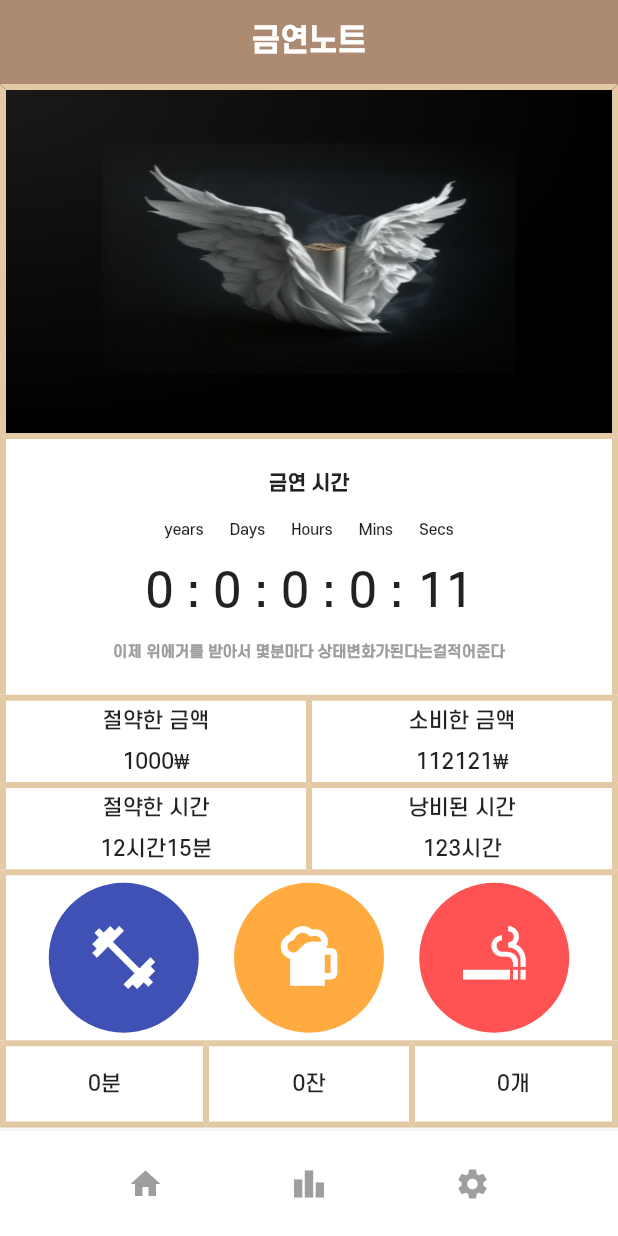
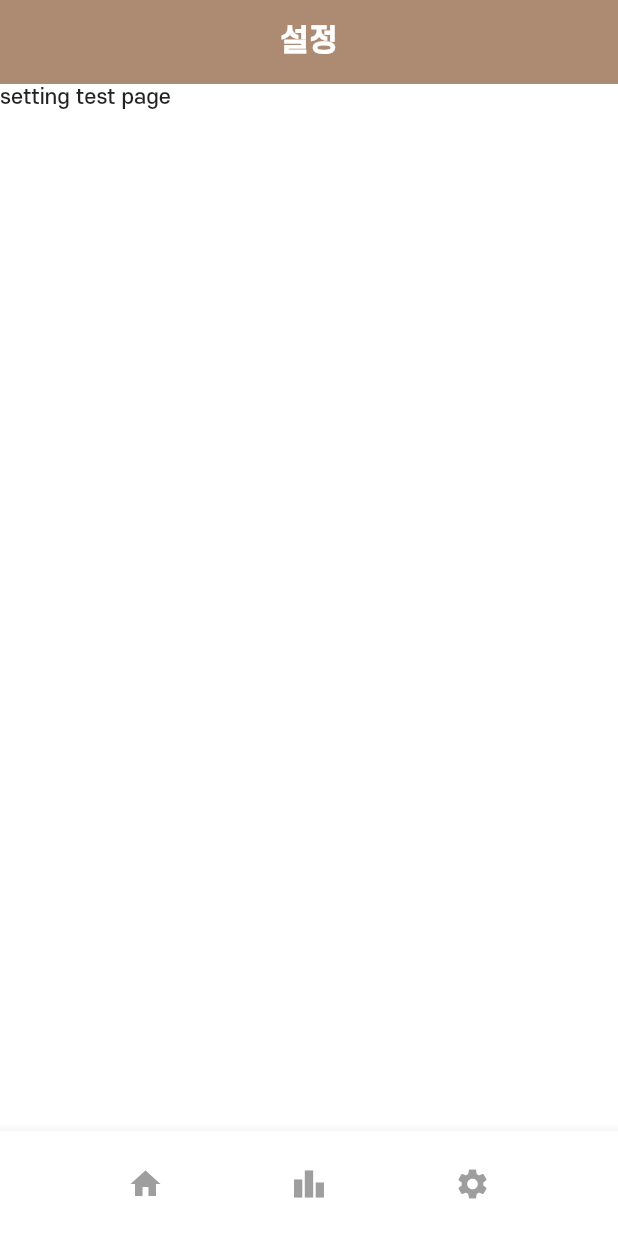
Before and after one commit to JIK-K/SmokingNote, a Flutter app: the screen it shows after launch, after a tap on the "home" icon, after a tap on the "leaderboard" icon, after a tap on the "settings" icon, on a phone screen of 412 x 824 dp. Run offline on Flutter 3.47's test engine with Material 2 defaults, Android fonts, the light colour scheme and no system bars; our stand-ins replace shared_preferences.

Commit message:
Statistics Page + Setting Page add, Move Screen method add

```diff
--- /dev/null
+++ b/project/lib/SettingPage.dart
@@ -0,0 +1,28 @@
+import 'package:flutter/material.dart';
+
+import 'main.dart';
+
+class SettingPage extends StatelessWidget {
+  @override
+  Widget build(BuildContext context) {
+    return Scaffold(
+      appBar: AppBar(
+        centerTitle: true,
+        elevation: 0.0,
+        automaticallyImplyLeading: false,
+        title: Text(
+          '설정',
+          style: TextStyle(
+              color: Colors.white, fontSize: 20, fontWeight: FontWeight.bold),
+        ),
+        backgroundColor: Color(0xffAD8B73),
+      ),
+      body: Text("setting test page"),
+      bottomNavigationBar: BottomAppBar(
+          child: SizedBox(
+        height: 70,
+        child: IconButtonList(),
+      )),
+    );
+  }
+}
--- /dev/null
+++ b/project/lib/StatisticsPage.dart
@@ -0,0 +1,28 @@
+import 'package:flutter/material.dart';
+
+import 'main.dart';
+
+class Statistics extends StatelessWidget {
+  @override
+  Widget build(BuildContext context) {
+    return Scaffold(
+      appBar: AppBar(
+        centerTitle: true,
+        elevation: 0.0,
+        automaticallyImplyLeading: false,
+        title: Text(
+          '통계',
+          style: TextStyle(
+              color: Colors.white, fontSize: 20, fontWeight: FontWeight.bold),
+        ),
+        backgroundColor: Color(0xffAD8B73),
+      ),
+      body: Text("Statistics test page"),
+      bottomNavigationBar: BottomAppBar(
+          child: SizedBox(
+        height: 70,
+        child: IconButtonList(),
+      )),
+    );
+  }
+}
--- a/project/lib/main.dart
+++ b/project/lib/main.dart
@@ -6,6 +6,8 @@ import 'package:shared_preferences/shared_preferences.dart';
 import 'ClockTimer.dart';
 import 'Date.dart';
 import 'Patience.dart';
+import 'SettingPage.dart';
+import 'StatisticsPage.dart';
 
 void main() {
   runApp(const MainPage());
@@ -13,6 +15,7 @@ void main() {
 
 class MainPage extends StatefulWidget {
   const MainPage({Key? key}) : super(key: key);
+
   @override
   State<StatefulWidget> createState() => _MainPageState();
 }
@@ -21,6 +24,7 @@ class _MainPageState extends State<MainPage> {
   var patience = Patience();
   var clock = Clock();
   var date = Date();
+
   Timer? _timer;
   Timer? _timer2;
 
@@ -114,7 +118,7 @@ class _MainPageState extends State<MainPage> {
                             style: TextStyle(fontSize: 30),
                           ),
                           Text(
-                            '이제 위에거를 받아서 몇분마다 상태변화가된다는걸적어준다',
+                            '박준형 금식한 기간',
                             style: TextStyle(
                                 fontSize: 10,
                                 fontWeight: FontWeight.w800,
@@ -552,7 +556,24 @@ class _MainPageState extends State<MainPage> {
 //Widget
 //===========================================================================//
 class IconButtonList extends StatelessWidget {
-  const IconButtonList({Key? key}) : super(key: key);
+  // const IconButtonList({Key? key}) : super(key: key);
+  bool? flagMain;
+  bool? flagStatistics;
+  bool? flagSetting;
+
+  IconButtonList._privateConstructor();
+
+  static final IconButtonList _instance = IconButtonList._internal();
+
+  factory IconButtonList() {
+    return _instance;
+  }
+
+  IconButtonList._internal() {
+    flagMain = false;
+    flagStatistics = true;
+    flagSetting = true;
+  }
 
   @override
   Widget build(BuildContext context) {
@@ -564,7 +585,12 @@ class IconButtonList extends StatelessWidget {
           padding: EdgeInsets.zero,
           constraints: BoxConstraints(),
           onPressed: () {
-            build(context);
+            if (_instance.flagMain == true) {
+              _instance.flagMain = false;
+              _instance.flagStatistics = true;
+              _instance.flagSetting = true;
+              Navigator.pop(context);
+            }
           },
         ),
         IconButton(
@@ -572,7 +598,21 @@ class IconButtonList extends StatelessWidget {
           padding: EdgeInsets.zero,
           constraints: BoxConstraints(),
           onPressed: () {
-            build(context);
+            if (_instance.flagStatistics == true &&
+                _instance.flagSetting == false) {
+              _instance.flagStatistics = false;
+              _instance.flagMain = true;
+              _instance.flagSetting = true;
+              Navigator.pop(context);
+              Navigator.push(
+                  context, MaterialPageRoute(builder: (_) => Statistics()));
+            } else if (_instance.flagStatistics == true) {
+              _instance.flagStatistics = false;
+              _instance.flagMain = true;
+              _instance.flagSetting = true;
+              Navigator.push(
+                  context, MaterialPageRoute(builder: (_) => Statistics()));
+            }
           },
         ),
         IconButton(
@@ -580,7 +620,21 @@ class IconButtonList extends StatelessWidget {
           padding: EdgeInsets.zero,
           constraints: BoxConstraints(),
           onPressed: () {
-            build(context);
+            if (_instance.flagStatistics == false &&
+                _instance.flagSetting == true) {
+              _instance.flagSetting = false;
+              _instance.flagMain = true;
+              _instance.flagStatistics = true;
+              Navigator.pop(context);
+              Navigator.push(
+                  context, MaterialPageRoute(builder: (_) => SettingPage()));
+            } else if (_instance.flagSetting == true) {
+              _instance.flagSetting = false;
+              _instance.flagMain = true;
+              _instance.flagStatistics = true;
+              Navigator.push(
+                  context, MaterialPageRoute(builder: (_) => SettingPage()));
+            }
           },
         )
       ],
```
